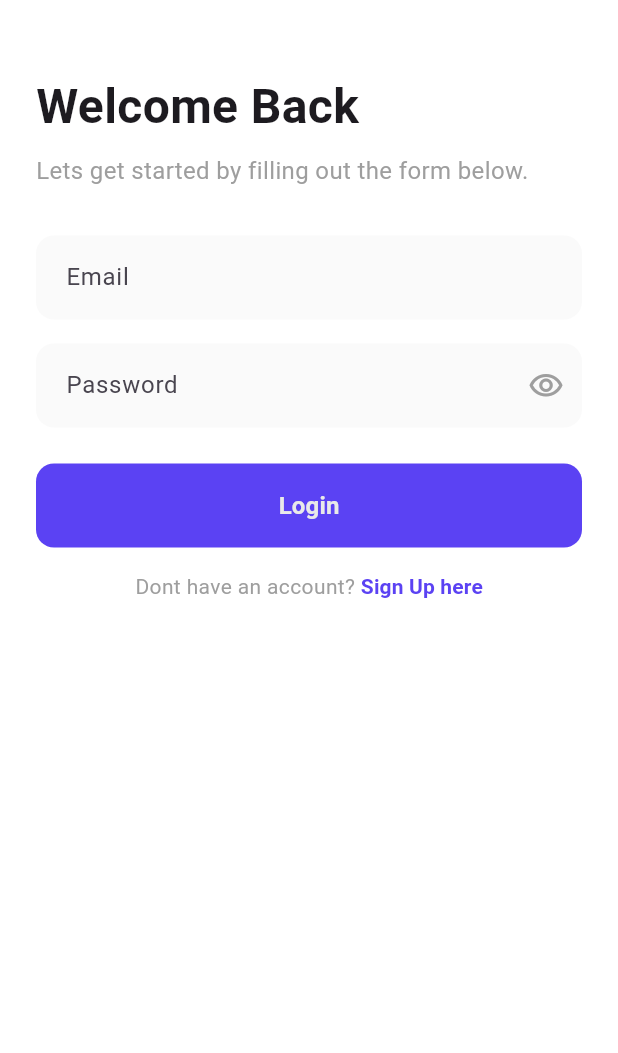
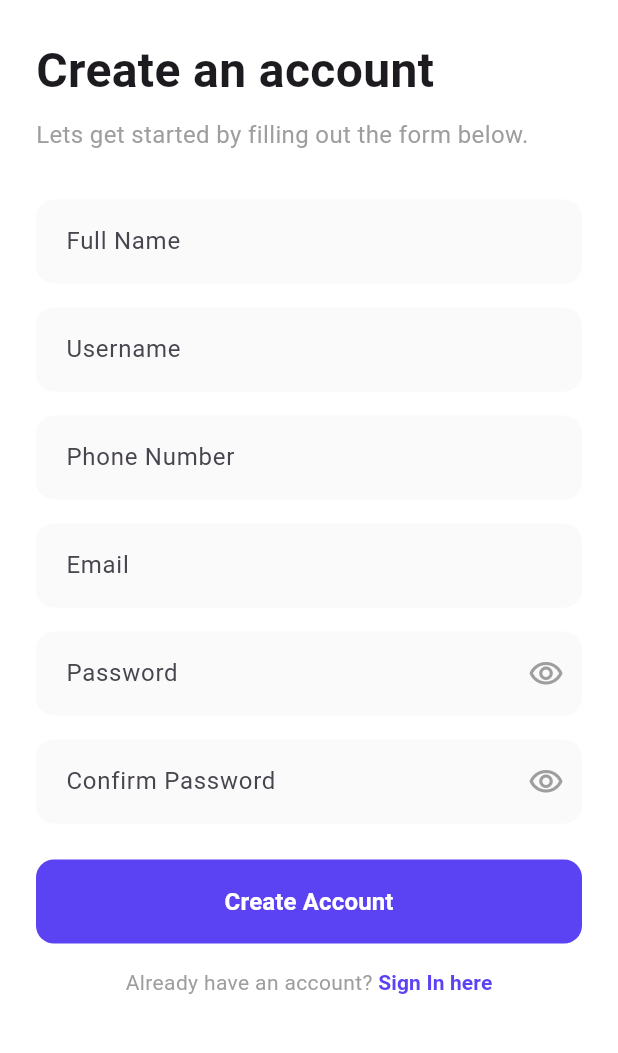
Before and after one commit to yxiang921/grievance-management-mobile, a Flutter app: the screen it shows after launch, on a phone screen of 412 x 824 dp, the part 141-1194 px from its top. Run offline on Flutter 3.47's test engine with Material 3 defaults, Android fonts, the phone set to English and light mode, and no system bars; our stand-ins replace fl_chart, flutter_secure_storage, image_picker; Roboto replaces fonts that are missing (SF Pro Display).

Commit message:
Feat: register function

```diff
--- a/lib/api/auth_service.dart
+++ b/lib/api/auth_service.dart
@@ -3,7 +3,8 @@ import 'package:http/http.dart' as http;
 import 'package:flutter_secure_storage/flutter_secure_storage.dart';
 
 class AuthService {
-  final String baseUrl = 'http://127.0.0.1:8000/api';
+  // final String baseUrl = 'http://10.0.2.2:8000/api';
+  final String baseUrl = 'http://localhost:8000/api';
   final storage = FlutterSecureStorage();
 
   Future<bool> login(String email, String password) async {
@@ -17,6 +18,36 @@ class AuthService {
       final data = json.decode(response.body);
       final token = data['token'];
       await storage.write(key: 'authToken', value: token);
+      return true;
+    } else {
+      return false;
+    }
+  }
+
+  Future<bool> register(
+    String fullname,
+    String username,
+    String phone,
+    String email,
+    String password,
+  ) async {
+    print("register service called");
+    print("data: $username, $fullname, $email, $phone, $password");
+
+    final response = await http.post(
+      Uri.parse('$baseUrl/auth/register'),
+      headers: {'Content-Type': 'application/json'},
+      body: jsonEncode({
+        'name': fullname,
+        'username': username,
+        'phone_number': phone,
+        'email': email,
+        'password': password,
+      }),
+    );
+
+    if (response.statusCode == 200) {
+      print("register successful");
       return true;
     } else {
       return false;
--- a/lib/main.dart
+++ b/lib/main.dart
@@ -8,6 +8,7 @@ import 'package:grievance_mobile/screens/grievance_submission_screen.dart';
 import 'package:grievance_mobile/screens/home_screen.dart';
 import 'package:grievance_mobile/screens/login_screen.dart';
 import 'package:grievance_mobile/screens/profile_screen.dart';
+import 'package:grievance_mobile/screens/register_screen.dart';
 import 'package:grievance_mobile/utils/colors.dart';
 import 'package:grievance_mobile/widgets/navbar.dart';
 import 'package:provider/provider.dart';
@@ -44,7 +45,7 @@ class _MyAppState extends State<MyApp> {
           scaffoldBackgroundColor: Colors.white,
           fontFamily: 'SF Pro Display',
         ),
-        home: widget.isLoggedIn ? MainScreen() : LoginScreen(),
+        home: widget.isLoggedIn ? MainScreen() : RegisterScreen(),
       ),
     );
   }
--- a/lib/screens/login_screen.dart
+++ b/lib/screens/login_screen.dart
@@ -2,6 +2,7 @@ import 'package:flutter/material.dart';
 import 'package:grievance_mobile/api/auth_service.dart';
 import 'package:grievance_mobile/main.dart';
 import 'package:grievance_mobile/providers/user_provider.dart';
+import 'package:grievance_mobile/screens/register_screen.dart';
 import 'package:grievance_mobile/utils/colors.dart';
 import 'package:provider/provider.dart';
 
@@ -211,7 +212,10 @@ class _LoginScreenState extends State<LoginScreen> {
                       ),
                       TextButton(
                         onPressed: () {
-                          // TODO: Navigate to sign up screen
+                          Navigator.push(
+                            context,
+                            MaterialPageRoute(builder: (context) => RegisterScreen()),
+                          );
                         },
                         style: TextButton.styleFrom(
                           padding: EdgeInsets.zero,
--- a/lib/screens/register_screen.dart
+++ b/lib/screens/register_screen.dart
@@ -1,4 +1,7 @@
 import 'package:flutter/material.dart';
+import 'package:grievance_mobile/api/auth_service.dart';
+import 'package:grievance_mobile/screens/login_screen.dart';
+import 'package:grievance_mobile/utils/colors.dart';
 
 class RegisterScreen extends StatefulWidget {
   const RegisterScreen({Key? key}) : super(key: key);
@@ -9,18 +12,55 @@ class RegisterScreen extends StatefulWidget {
 
 class _RegisterScreenState extends State<RegisterScreen> {
   final _formKey = GlobalKey<FormState>();
+  final _authService = AuthService();
+
+  final _fullnameController = TextEditingController();
+  final _usernameController = TextEditingController();
+  final _phoneController = TextEditingController();
   final _emailController = TextEditingController();
   final _passwordController = TextEditingController();
   final _confirmPasswordController = TextEditingController();
+
   bool _isPasswordVisible = false;
   bool _isConfirmPasswordVisible = false;
 
   @override
   void dispose() {
+    _fullnameController.dispose();
+    _usernameController.dispose();
+    _phoneController.dispose();
     _emailController.dispose();
     _passwordController.dispose();
     _confirmPasswordController.dispose();
     super.dispose();
+  }
+
+  void _register() async {
+    print("register clicked");
+    bool registerSuccess = await _authService.register(
+      _fullnameController.text,
+      _usernameController.text,
+      _phoneController.text,
+      _emailController.text,
+      _passwordController.text,
+    );
+
+    if (registerSuccess) {
+
+      ScaffoldMessenger.of(context).showSnackBar(
+        SnackBar(
+          content: Text('Registration successful! Please log in.'),
+          backgroundColor: AppColors.success,
+        ),
+      );
+
+      Future.delayed(Duration(seconds: 3), () {
+        Navigator.pushReplacement(
+          context,
+          MaterialPageRoute(builder: (context) => LoginScreen()),
+        );
+      });
+    }
   }
 
   @override
@@ -37,7 +77,6 @@ class _RegisterScreenState extends State<RegisterScreen> {
                 crossAxisAlignment: CrossAxisAlignment.start,
                 children: [
                   const SizedBox(height: 60),
-                  // Logo
                   const Text(
                     'FLT GMS',
                     style: TextStyle(
@@ -46,8 +85,7 @@ class _RegisterScreenState extends State<RegisterScreen> {
                       letterSpacing: 1,
                     ),
                   ),
-                  const SizedBox(height: 48),
-                  // Create Account Text
+                  const SizedBox(height: 24),
                   const Text(
                     'Create an account',
                     style: TextStyle(
@@ -64,7 +102,78 @@ class _RegisterScreenState extends State<RegisterScreen> {
                     ),
                   ),
                   const SizedBox(height: 32),
-                  // Email Field
+                  TextFormField(
+                    controller: _fullnameController,
+                    keyboardType: TextInputType.name,
+                    decoration: InputDecoration(
+                      hintText: 'Full Name',
+                      filled: true,
+                      fillColor: Colors.grey[50],
+                      border: OutlineInputBorder(
+                        borderRadius: BorderRadius.circular(12),
+                        borderSide: BorderSide.none,
+                      ),
+                      contentPadding: const EdgeInsets.symmetric(
+                        horizontal: 16,
+                        vertical: 16,
+                      ),
+                    ),
+                    validator: (value) {
+                      if (value == null || value.isEmpty) {
+                        return 'Please enter your full name';
+                      }
+                      return null;
+                    },
+                  ),
+                  const SizedBox(height: 16),
+                  TextFormField(
+                    controller: _usernameController,
+                    keyboardType: TextInputType.name,
+                    decoration: InputDecoration(
+                      hintText: 'Username',
+                      filled: true,
+                      fillColor: Colors.grey[50],
+                      border: OutlineInputBorder(
+                        borderRadius: BorderRadius.circular(12),
+                        borderSide: BorderSide.none,
+                      ),
+                      contentPadding: const EdgeInsets.symmetric(
+                        horizontal: 16,
+                        vertical: 16,
+                      ),
+                    ),
+                    validator: (value) {
+                      if (value == null || value.isEmpty) {
+                        return 'Please enter your username';
+                      }
+                    },
+                  ),
+                  const SizedBox(height: 16),
+                  TextFormField(
+                    controller: _phoneController,
+                    keyboardType: TextInputType.phone,
+                    decoration: InputDecoration(
+                      hintText: 'Phone Number',
+                      filled: true,
+                      fillColor: Colors.grey[50],
+                      border: OutlineInputBorder(
+                        borderRadius: BorderRadius.circular(12),
+                        borderSide: BorderSide.none,
+                      ),
+                      contentPadding: const EdgeInsets.symmetric(
+                        horizontal: 16,
+                        vertical: 16,
+                      ),
+                    ),
+                    validator: (value) {
+                      if (value == null || value.isEmpty) {
+                        return 'Please enter your phone number';
+                      } else if (value.length < 8) {
+                        return 'Please enter a valid phone number';
+                      }
+                    },
+                  ),
+                  const SizedBox(height: 16),
                   TextFormField(
                     controller: _emailController,
                     keyboardType: TextInputType.emailAddress,
@@ -92,7 +201,6 @@ class _RegisterScreenState extends State<RegisterScreen> {
                     },
                   ),
                   const SizedBox(height: 16),
-                  // Password Field
                   TextFormField(
                     controller: _passwordController,
                     obscureText: !_isPasswordVisible,
@@ -133,7 +241,6 @@ class _RegisterScreenState extends State<RegisterScreen> {
                     },
                   ),
                   const SizedBox(height: 16),
-                  // Confirm Password Field
                   TextFormField(
                     controller: _confirmPasswordController,
                     obscureText: !_isConfirmPasswordVisible,
@@ -175,14 +282,13 @@ class _RegisterScreenState extends State<RegisterScreen> {
                     },
                   ),
                   const SizedBox(height: 24),
-                  // Create Account Button
                   SizedBox(
                     width: double.infinity,
                     height: 56,
                     child: ElevatedButton(
                       onPressed: () {
                         if (_formKey.currentState!.validate()) {
-                          // TODO: Implement account creation logic
+                          _register();
                         }
                       },
                       style: ElevatedButton.styleFrom(
@@ -213,7 +319,11 @@ class _RegisterScreenState extends State<RegisterScreen> {
                       ),
                       TextButton(
                         onPressed: () {
-                          Navigator.pop(context);
+                          Navigator.push(
+                            context,
+                            MaterialPageRoute(
+                                builder: (context) => LoginScreen()),
+                          );
                         },
                         style: TextButton.styleFrom(
                           padding: EdgeInsets.zero,
--- a/lib/utils/colors.dart
+++ b/lib/utils/colors.dart
@@ -3,6 +3,8 @@ import 'package:flutter/material.dart';
 class AppColors {
   static const Color primaryColor = Color(0xFF5B42F3);
 
+  static const Color success = Color.fromRGBO(0, 176, 116, 1);
+
   static const Color black = Color.fromARGB(255, 32, 32, 32);
   static const Color white = Color.fromARGB(255, 233, 233, 233);
 }
```
